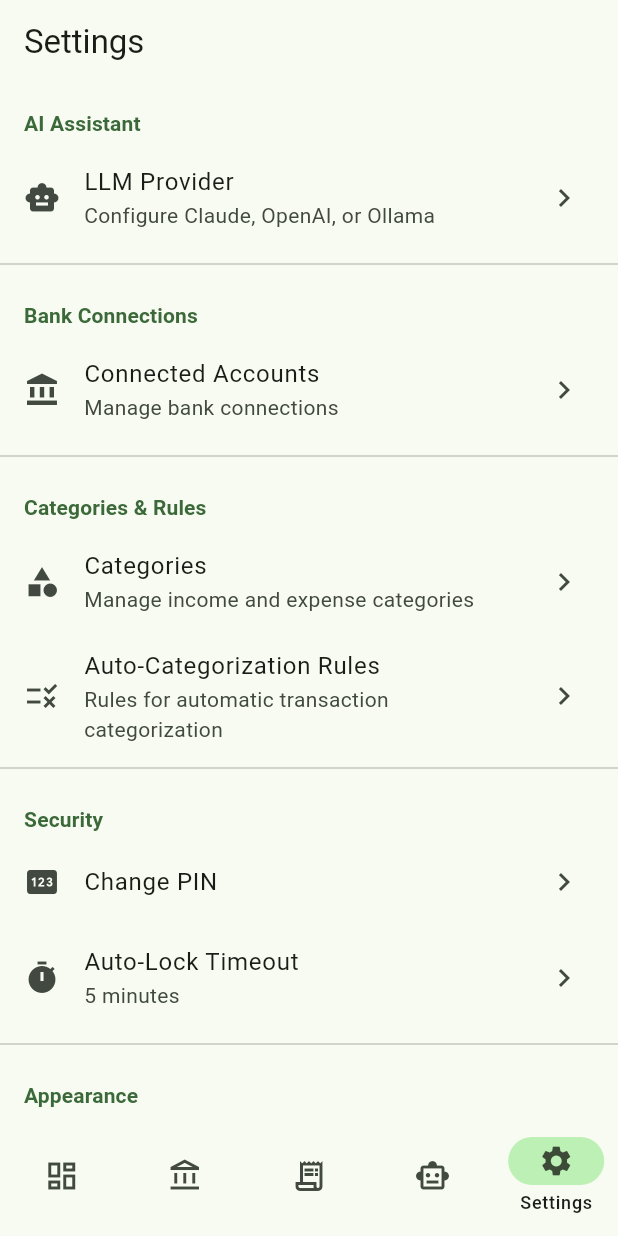
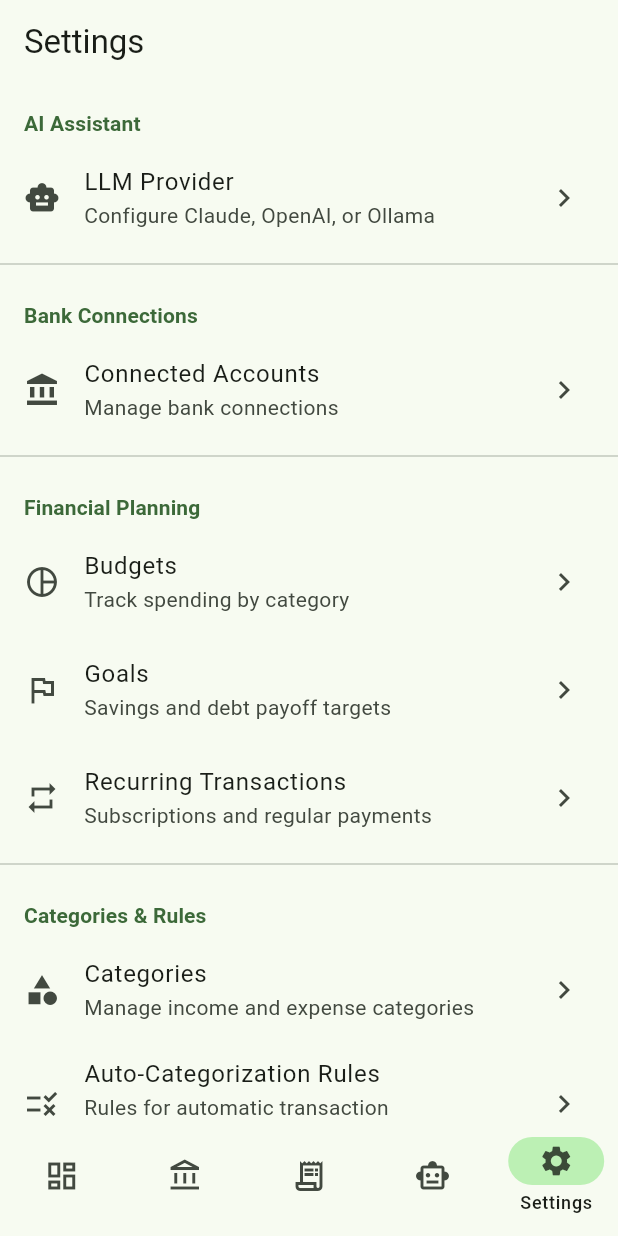
Before and after one commit to bloknayrb/patrimonium, a Flutter app: the SettingsScreen screen opened by its route, on a phone screen of 412 x 824 dp. Run offline on Flutter 3.47's test engine with Material 3 defaults, Android fonts, the phone set to English and light mode, and no system bars; drawn by our look-alikes of dynamic_color; our stand-ins replace drift, flutter_riverpod, flutter_secure_storage, go_router, local_auth, shimmer; accounts and stored records are empty; generated files the repository leaves out were written again.

Commit message:
Wire routes for budgets, goals, recurring, and CSV import
- Add GoRouter routes for budgets, goals, recurring transactions,
  CSV import, and import history screens
- Wire dashboard budget "See all" button to budgets route
- Add Financial Planning section in settings (budgets, goals, recurring)
- Wire Import Data settings tile to CSV import screen
- Fix budget list not refreshing after add/edit by invalidating
  budgetsWithSpentProvider on navigation return

Co-Authored-By: Claude Opus 4.6 <noreply@anthropic.com>

```diff
--- a/lib/core/router/app_router.dart
+++ b/lib/core/router/app_router.dart
@@ -10,6 +10,11 @@ import '../../presentation/features/onboarding/onboarding_screen.dart';
 import '../../presentation/features/transactions/transactions_screen.dart';
 import '../../presentation/features/ai_assistant/ai_assistant_screen.dart';
 import '../../presentation/features/settings/settings_screen.dart';
+import '../../presentation/features/budgets/budgets_screen.dart';
+import '../../presentation/features/goals/goals_screen.dart';
+import '../../presentation/features/recurring/recurring_screen.dart';
+import '../../presentation/features/import/csv_import_screen.dart';
+import '../../presentation/features/import/import_history_screen.dart';
 import '../../presentation/shared/widgets/app_shell.dart';
 import '../di/providers.dart';
 
@@ -26,6 +31,11 @@ class AppRoutes {
   static const String aiAssistant = '/ai';
   static const String settings = '/settings';
   static const String onboarding = '/onboarding';
+  static const String budgets = '/budgets';
+  static const String goals = '/goals';
+  static const String recurring = '/recurring';
+  static const String csvImport = '/import/csv';
+  static const String importHistory = '/import/history';
 }
 
 /// Navigator keys for each tab branch.
@@ -88,6 +98,41 @@ GoRouter createAppRouter(Ref ref) {
         path: AppRoutes.onboarding,
         parentNavigatorKey: _rootNavigatorKey,
         builder: (context, state) => const OnboardingScreen(),
+      ),
+
+      // Budgets (full-screen)
+      GoRoute(
+        path: AppRoutes.budgets,
+        parentNavigatorKey: _rootNavigatorKey,
+        builder: (context, state) => const BudgetsScreen(),
+      ),
+
+      // Goals (full-screen)
+      GoRoute(
+        path: AppRoutes.goals,
+        parentNavigatorKey: _rootNavigatorKey,
+        builder: (context, state) => const GoalsScreen(),
+      ),
+
+      // Recurring transactions (full-screen)
+      GoRoute(
+        path: AppRoutes.recurring,
+        parentNavigatorKey: _rootNavigatorKey,
+        builder: (context, state) => const RecurringScreen(),
+      ),
+
+      // CSV import (full-screen)
+      GoRoute(
+        path: AppRoutes.csvImport,
+        parentNavigatorKey: _rootNavigatorKey,
+        builder: (context, state) => const CsvImportScreen(),
+      ),
+
+      // Import history (full-screen)
+      GoRoute(
+        path: AppRoutes.importHistory,
+        parentNavigatorKey: _rootNavigatorKey,
+        builder: (context, state) => const ImportHistoryScreen(),
       ),
 
       // Main app with bottom navigation
--- a/lib/presentation/features/dashboard/dashboard_screen.dart
+++ b/lib/presentation/features/dashboard/dashboard_screen.dart
@@ -2,6 +2,7 @@ import 'package:flutter/material.dart';
 import 'package:flutter_riverpod/flutter_riverpod.dart';
 import 'package:go_router/go_router.dart';
 
+import '../../../core/router/app_router.dart';
 import '../../../core/extensions/money_extensions.dart';
 import '../../../core/theme/app_theme.dart';
 import '../../../data/local/database/app_database.dart';
@@ -284,7 +285,7 @@ class _BudgetHealthCard extends StatelessWidget {
                 ),
                 TextButton(
                   onPressed: () {
-                    // Budgets not yet implemented
+                    context.push(AppRoutes.budgets);
                   },
                   child: const Text('See all'),
                 ),
--- a/lib/presentation/features/settings/settings_screen.dart
+++ b/lib/presentation/features/settings/settings_screen.dart
@@ -47,6 +47,32 @@ class SettingsScreen extends ConsumerWidget {
             onTap: () {
               _showComingSoon(context, 'Bank connections');
             },
+          ),
+
+          const Divider(),
+
+          // Financial Planning
+          const _SectionHeader(title: 'Financial Planning'),
+          ListTile(
+            leading: const Icon(Icons.pie_chart_outline),
+            title: const Text('Budgets'),
+            subtitle: const Text('Track spending by category'),
+            trailing: const Icon(Icons.chevron_right),
+            onTap: () => context.push(AppRoutes.budgets),
+          ),
+          ListTile(
+            leading: const Icon(Icons.flag_outlined),
+            title: const Text('Goals'),
+            subtitle: const Text('Savings and debt payoff targets'),
+            trailing: const Icon(Icons.chevron_right),
+            onTap: () => context.push(AppRoutes.goals),
+          ),
+          ListTile(
+            leading: const Icon(Icons.repeat),
+            title: const Text('Recurring Transactions'),
+            subtitle: const Text('Subscriptions and regular payments'),
+            trailing: const Icon(Icons.chevron_right),
+            onTap: () => context.push(AppRoutes.recurring),
           ),
 
           const Divider(),
@@ -149,9 +175,7 @@ class SettingsScreen extends ConsumerWidget {
             title: const Text('Import Data'),
             subtitle: const Text('CSV, Mint, YNAB, Monarch'),
             trailing: const Icon(Icons.chevron_right),
-            onTap: () {
-              _showComingSoon(context, 'Data import');
-            },
+            onTap: () => context.push(AppRoutes.csvImport),
           ),
           ListTile(
             leading: const Icon(Icons.file_download),
```
Also changed, not shown: lib/presentation/features/budgets/budgets_screen.dart (+14 -8 lines).
